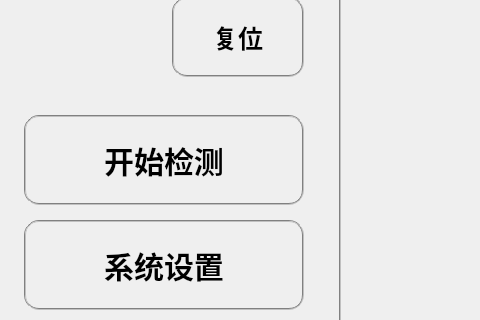
Old version of the form FabricUI/HMI.ui in the repository shuaih7/FabricUI; both pictures show x 0 to 480 and y 282 to 602 of the 1124 by 788 pixel window.
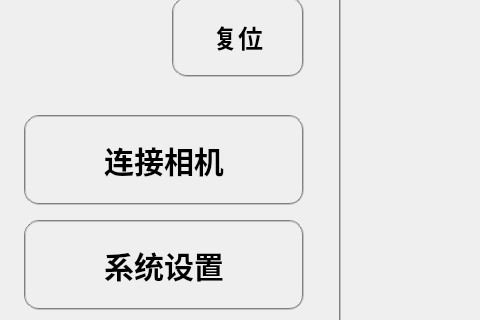
New version of the form. Icons and pictures are not drawn. Custom widgets are drawn as their Qt base class.

What changed in the file:
```diff
--- a/FabricUI/HMI.ui
+++ b/FabricUI/HMI.ui
@@ -184,7 +184,7 @@
            <string notr="true">font: bold;font-size: 30px;height: 36px;width: 100px; border:2px groove gray;border-radius:15px;padding:2px 4px;</string>
           </property>
           <property name="text">
-           <string>开始检测</string>
+           <string>连接相机</string>
           </property>
           <property name="icon">
            <iconset>
```
